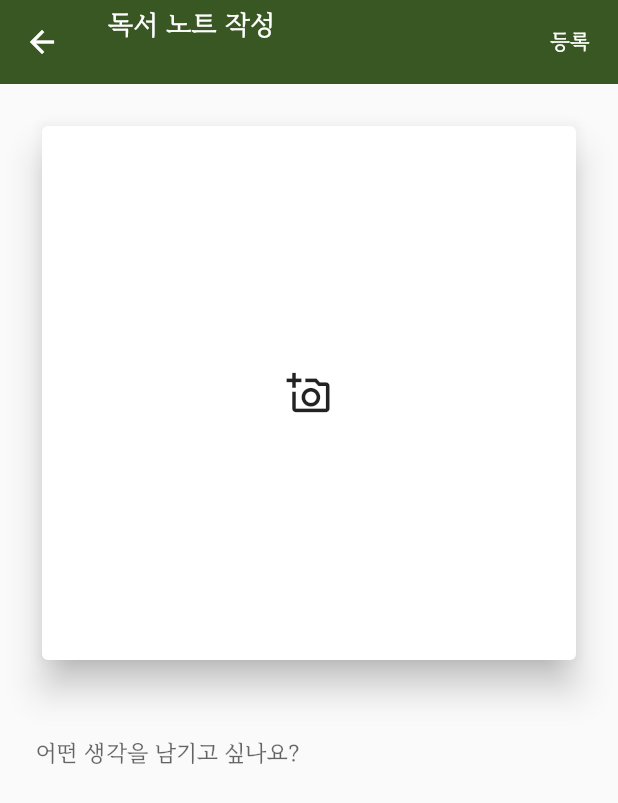
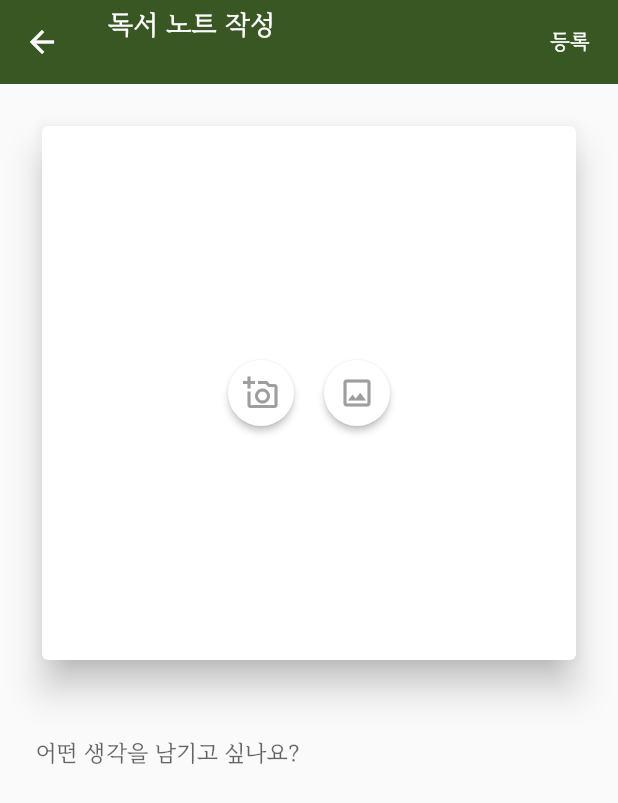
Before and after one commit to roo0t/openbook-app, a Flutter app: the AddNotePage screen opened directly with empty values, on a phone screen of 412 x 824 dp. Shown: the top 803 px of the screen. Run offline on Flutter 3.47's test engine with Material 2 defaults, Android fonts, the phone set to English and light mode, and no system bars; our stand-ins replace camera, flutter_native_image, flutter_native_splash, get, get_storage, image_picker and 3 more; missing offline and left inert: barcode_scan2, camera_web, image_picker_for_web; accounts and stored records are empty.

Commit message:
feature: implement functionality to get image from gallery to add to a note

```diff
--- a/frontend/lib/generated_plugin_registrant.dart
+++ b/frontend/lib/generated_plugin_registrant.dart
@@ -7,6 +7,7 @@
 
 import 'package:camera_web/camera_web.dart';
 import 'package:flutter_native_splash/flutter_native_splash_web.dart';
+import 'package:image_picker_for_web/image_picker_for_web.dart';
 import 'package:url_launcher_web/url_launcher_web.dart';
 
 import 'package:flutter_web_plugins/flutter_web_plugins.dart';
@@ -15,6 +16,7 @@ import 'package:flutter_web_plugins/flutter_web_plugins.dart';
 void registerPlugins(Registrar registrar) {
   CameraPlugin.registerWith(registrar);
   FlutterNativeSplashWeb.registerWith(registrar);
+  ImagePickerPlugin.registerWith(registrar);
   UrlLauncherPlugin.registerWith(registrar);
   registrar.registerMessageHandler();
 }
--- a/frontend/lib/src/book/add_note_page.dart
+++ b/frontend/lib/src/book/add_note_page.dart
@@ -170,19 +170,38 @@ class AddNotePage extends StatelessWidget {
   }
 
   Widget newPictureBox(double cardSize) {
-    return InkWell(
-      onTap: () => Get.find<AddNoteController>().showCameraPreview(),
-      child: SizedBox(
+    AddNoteController controller = Get.find<AddNoteController>();
+    return Obx(() {
+      if (controller.loadingImageFromGallery.isTrue) {
+        return SizedBox(
           width: cardSize,
           height: cardSize,
           child: const Center(
-          child: Icon(
+            child: CircularProgressIndicator(),
+          ),
+        );
+      } else {
+        return SizedBox(
+          width: cardSize,
+          height: cardSize,
+          child: Center(
+            child: Row(
+              mainAxisAlignment: MainAxisAlignment.center,
+              children: [
+                buildCircularIconButton(
                   Icons.add_a_photo_outlined,
-            size: 30,
+                  () => controller.showCameraPreview(),
                 ),
+                buildCircularIconButton(
+                  Icons.image_outlined,
+                  () => controller.browseGallery(),
+                ),
+              ],
             ),
           ),
         );
+      }
+    });
   }
 
   Widget cameraPreviewBox(
--- a/frontend/pubspec.yaml
+++ b/frontend/pubspec.yaml
@@ -27,7 +27,7 @@ environment:
 # the latest version available on pub.dev. To see which dependencies have newer
 # versions available, run `flutter pub outdated`.
 dependencies:
-  barcode_scan2: any
+  barcode_scan2:
   cupertino_icons: ^1.0.2
   flutter:
     sdk: flutter
@@ -42,6 +42,7 @@ dependencies:
   camera:
   path_provider:
   path:
+  image_picker:
 
 dev_dependencies:
 
```
Also changed, not shown: frontend/lib/src/book/add_note_controller.dart (+13 -0 lines), frontend/pubspec.lock, 2 other files. Lines whose indentation alone changed are shown as unchanged.
